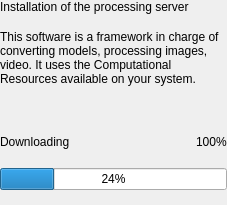
Old version of the form ui/designer/ui_backend_install_widget.ui in the repository herlegon/hinstall-wss-gui.
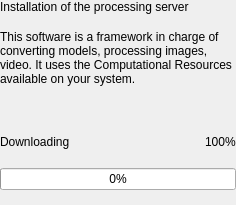
New version of the form.

The edit to the form file:
```diff
--- a/ui/designer/ui_backend_install_widget.ui
+++ b/ui/designer/ui_backend_install_widget.ui
@@ -6,7 +6,7 @@
    <rect>
     <x>0</x>
     <y>0</y>
-    <width>227</width>
+    <width>236</width>
     <height>205</height>
    </rect>
   </property>
@@ -88,7 +88,7 @@
      <item>
       <widget class="QProgressBar" name="progress_bar">
        <property name="value">
-        <number>24</number>
+        <number>0</number>
        </property>
       </widget>
      </item>
```
